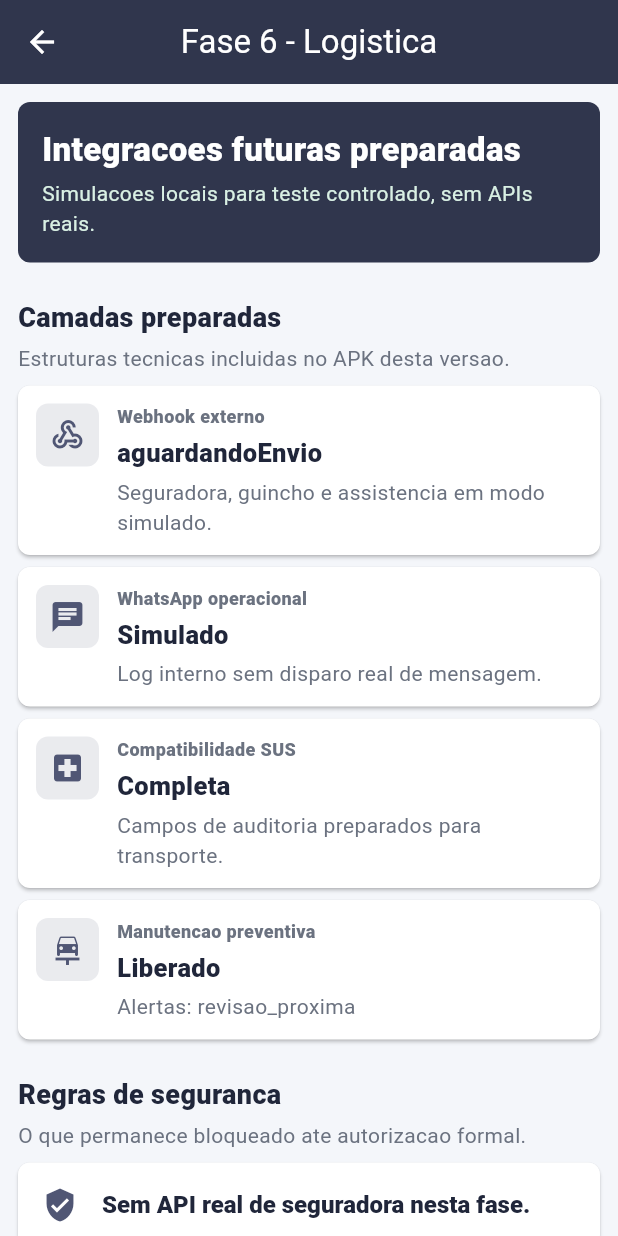
After one commit to kichalex33-ops/plataforma-app, a Flutter app: the Fase6StatusPage screen opened directly, on a phone screen of 412 x 824 dp. The commit adds this screen. Run offline on Flutter 3.47's test engine with Material 3 defaults, Android fonts, the phone set to English and light mode, and no system bars; our stand-ins replace geolocator, image_picker, local_auth, lottie, rive, sqflite and 4 more; accounts and stored records are empty.

Commit message:
feat: adiciona tela fase 6 no apk de logistica

```diff
--- /dev/null
+++ b/modules/logistica/lib/motorista/fase6/fase6_status_page.dart
@@ -0,0 +1,156 @@
+import 'package:flutter/material.dart';
+
+import '../../core/logistica/integracoes/logistica_external_integration.dart';
+import '../../core/logistica/integracoes/logistica_sus_compatibility.dart';
+import '../../core/logistica/manutencao/logistica_manutencao_frota.dart';
+import '../../core/theme/app_colors.dart';
+import '../../core/theme/app_spacing.dart';
+import '../../widgets/dashboard_card.dart';
+import '../../widgets/section_header.dart';
+
+class Fase6StatusPage extends StatelessWidget {
+  const Fase6StatusPage({super.key});
+
+  @override
+  Widget build(BuildContext context) {
+    final queue = LogisticaExternalDispatchQueue(
+      gateway: LogisticaWebhookSimulationGateway(),
+    )..enqueue(
+        destino: LogisticaExternalDestination.seguradora,
+        tipoEvento: 'ocorrencia_preparada',
+        payload: {'modo': 'simulado', 'origem': 'fase_6'},
+        createdAt: DateTime(2026, 6, 2, 8),
+      );
+
+    final whatsapp = LogisticaWhatsappSimulationService()
+      ..registrarMensagem(
+        casoUso: LogisticaWhatsappUseCase.alertaGestor,
+        destinatario: 'gestor-demo',
+        mensagem: 'Ocorrencia logistica preparada para notificacao futura.',
+        now: DateTime(2026, 6, 2, 8, 5),
+      );
+
+    final susPendencias = LogisticaSusCompatibility.validate(
+      LogisticaSusAuditRecord(
+        cns: '898001160000001',
+        cpf: '12345678901',
+        paciente: 'Paciente demo',
+        unidadeSaude: 'Unidade demo',
+        procedimentoConsulta: 'Consulta demo',
+        data: DateTime(2026, 6, 2),
+        destino: 'Hospital demo',
+        comprovante: 'comprovante-demo.jpg',
+        presenca: true,
+        acompanhante: 'Acompanhante demo',
+      ),
+    );
+
+    final frota = const LogisticaFleetMaintenancePolicy().evaluate(
+      LogisticaFleetMaintenanceSnapshot(
+        veiculoId: 'vei-demo',
+        placa: 'DEMO6A0',
+        kmAtual: 59550,
+        proximaRevisaoKm: 60000,
+        proximaTrocaOleoKm: 65000,
+        vencimentoDocumento: DateTime(2026, 12, 31),
+        vencimentoSeguro: DateTime(2026, 12, 31),
+        vencimentoCnhMotorista: DateTime(2026, 12, 31),
+        pneusRevisaoPendente: false,
+      ),
+      now: DateTime(2026, 6, 2),
+    );
+
+    return Scaffold(
+      appBar: AppBar(title: const Text('Fase 6 - Logistica')),
+      body: ListView(
+        padding: const EdgeInsets.all(AppSpacing.md),
+        children: [
+          Container(
+            padding: const EdgeInsets.all(AppSpacing.lg),
+            decoration: BoxDecoration(
+              color: AppColors.primaryDark,
+              borderRadius: BorderRadius.circular(AppSpacing.cardRadius),
+            ),
+            child: const Column(
+              crossAxisAlignment: CrossAxisAlignment.start,
+              children: [
+                Text(
+                  'Integracoes futuras preparadas',
+                  style: TextStyle(
+                    color: Colors.white,
+                    fontSize: 22,
+                    fontWeight: FontWeight.w900,
+                  ),
+                ),
+                SizedBox(height: AppSpacing.xs),
+                Text(
+                  'Simulacoes locais para teste controlado, sem APIs reais.',
+                  style: TextStyle(color: Color(0xFFD9F0E4)),
+                ),
+              ],
+            ),
+          ),
+          const SizedBox(height: AppSpacing.lg),
+          const SectionHeader(
+            title: 'Camadas preparadas',
+            subtitle: 'Estruturas tecnicas incluidas no APK desta versao.',
+          ),
+          DashboardCard(
+            icon: Icons.webhook,
+            title: 'Webhook externo',
+            value: queue.items.first.status.name,
+            subtitle: 'Seguradora, guincho e assistencia em modo simulado.',
+          ),
+          const SizedBox(height: AppSpacing.sm),
+          DashboardCard(
+            icon: Icons.chat,
+            title: 'WhatsApp operacional',
+            value: whatsapp.messages.first.simulado ? 'Simulado' : 'Real',
+            subtitle: 'Log interno sem disparo real de mensagem.',
+          ),
+          const SizedBox(height: AppSpacing.sm),
+          DashboardCard(
+            icon: Icons.local_hospital,
+            title: 'Compatibilidade SUS',
+            value: susPendencias.isEmpty ? 'Completa' : 'Com pendencias',
+            subtitle: 'Campos de auditoria preparados para transporte.',
+          ),
+          const SizedBox(height: AppSpacing.sm),
+          DashboardCard(
+            icon: Icons.car_repair,
+            title: 'Manutencao preventiva',
+            value: frota.bloqueioOperacional ? 'Bloqueado' : 'Liberado',
+            subtitle: frota.alertas.isEmpty
+                ? 'Sem alertas.'
+                : 'Alertas: ${frota.alertas.join(', ')}',
+          ),
+          const SizedBox(height: AppSpacing.lg),
+          const SectionHeader(
+            title: 'Regras de seguranca',
+            subtitle: 'O que permanece bloqueado ate autorizacao formal.',
+          ),
+          const _RuleTile('Sem API real de seguradora nesta fase.'),
+          const _RuleTile('Sem envio real de WhatsApp nesta fase.'),
+          const _RuleTile('Sem integracao oficial SUS nesta fase.'),
+          const _RuleTile('WebSocket depende de VPS ou infraestrutura adequada.'),
+        ],
+      ),
+    );
+  }
+}
+
+class _RuleTile extends StatelessWidget {
+  final String text;
+
+  const _RuleTile(this.text);
+
+  @override
+  Widget build(BuildContext context) {
+    return Card(
+      child: ListTile(
+        leading: const Icon(Icons.verified_user, color: AppColors.primary),
+        title: Text(text),
+      ),
+    );
+  }
+}
--- a/modules/logistica/lib/motorista/home/motorista_home_page.dart
+++ b/modules/logistica/lib/motorista/home/motorista_home_page.dart
@@ -7,6 +7,7 @@ import '../../core/app_info.dart';
 import '../../core/theme/app_colors.dart';
 import '../../core/theme/app_spacing.dart';
 import '../../motorista/eventos/eventos_pendentes_page.dart';
+import '../../motorista/fase6/fase6_status_page.dart';
 import '../../motorista/operacional/logistica_fluxo_viagem_pages.dart';
 import '../../motorista/simulacao/corrida_simulada_service.dart';
 import '../../motorista/sync/driver_sync_panel.dart';
@@ -219,6 +220,18 @@ class _MotoristaHomePageState extends State<MotoristaHomePage> {
               );
             },
           ),
+          const SizedBox(height: AppSpacing.sm),
+          QuickActionCard(
+            icon: Icons.hub,
+            title: 'Fase 6 - Integracoes',
+            subtitle: 'Webhook, WhatsApp, SUS e frota em modo preparado.',
+            onTap: () {
+              Navigator.push(
+                context,
+                MaterialPageRoute(builder: (_) => const Fase6StatusPage()),
+              );
+            },
+          ),
           const SizedBox(height: AppSpacing.lg),
           AnimatedBuilder(
             animation: _simulacaoService,
```
